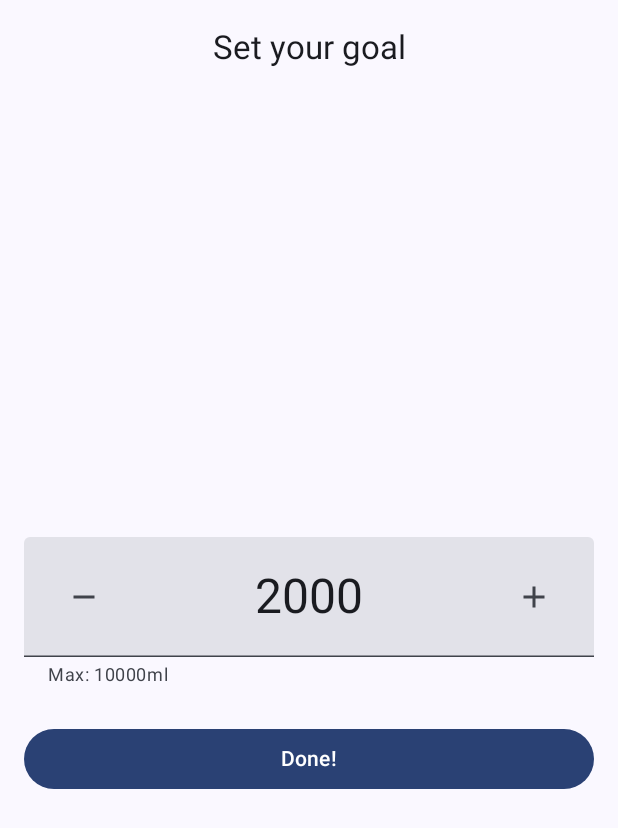
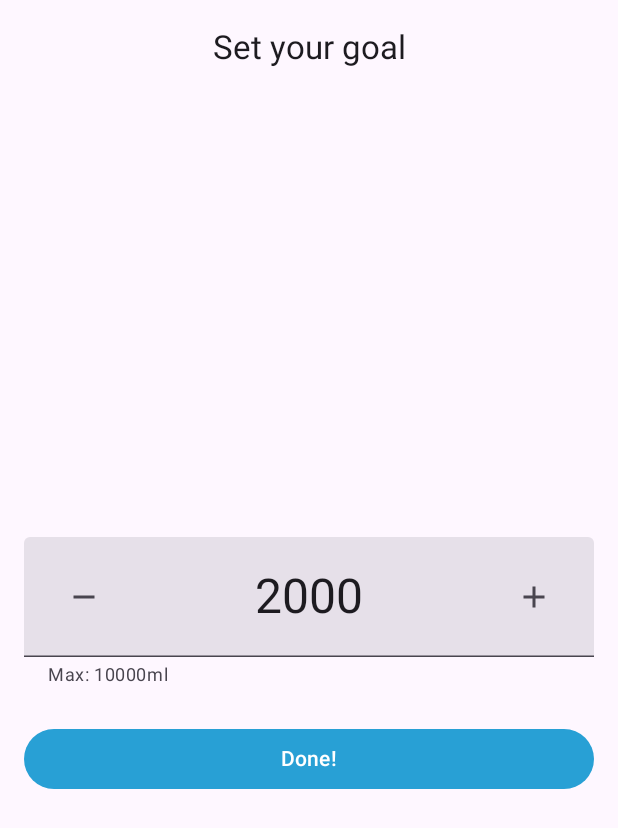
Before and after one commit to thiagocontelli/water-tracker, an Android app built with Jetpack Compose: the screen it shows after launch (MainActivity), on a phone screen of 412 x 824 dp. Shown: the top 828 px of the screen. Run offline under Robolectric (Android 15) with nearby library versions, the phone set to English and light mode, and no system bars; our stand-ins replace Dagger/Hilt's generated code, Room's generated code.

Commit message:
Update app theme

```diff
--- a/app/src/main/java/com/thiagocontelli/watertracker/ui/theme/Color.kt
+++ b/app/src/main/java/com/thiagocontelli/watertracker/ui/theme/Color.kt
@@ -2,10 +2,6 @@ package com.thiagocontelli.watertracker.ui.theme
 
 import androidx.compose.ui.graphics.Color
 
-val Purple80 = Color(0xFFD0BCFF)
-val PurpleGrey80 = Color(0xFFCCC2DC)
-val Pink80 = Color(0xFFEFB8C8)
-
-val Purple40 = Color(0xFF6650a4)
-val PurpleGrey40 = Color(0xFF625b71)
-val Pink40 = Color(0xFF7D5260)
+val Blue40 = Color(0xFF28A0D5)
+val Blue20 = Color(0xFF90CFEA)
+val Blue30 = Color(0xFF5EB8E1)
--- a/app/src/main/java/com/thiagocontelli/watertracker/ui/theme/Theme.kt
+++ b/app/src/main/java/com/thiagocontelli/watertracker/ui/theme/Theme.kt
@@ -16,15 +16,15 @@ import androidx.compose.ui.platform.LocalView
 import androidx.core.view.WindowCompat
 
 private val DarkColorScheme = darkColorScheme(
-    primary = Purple80,
-    secondary = PurpleGrey80,
-    tertiary = Pink80
+    primary = Blue40,
+    secondary = Blue20,
+    tertiary = Blue30
 )
 
 private val LightColorScheme = lightColorScheme(
-    primary = Purple40,
-    secondary = PurpleGrey40,
-    tertiary = Pink40
+    primary = Blue40,
+    secondary = Blue20,
+    tertiary = Blue30
 
     /* Other default colors to override
     background = Color(0xFFFFFBFE),
@@ -41,7 +41,7 @@ private val LightColorScheme = lightColorScheme(
 fun WaterTrackerTheme(
     darkTheme: Boolean = isSystemInDarkTheme(),
     // Dynamic color is available on Android 12+
-    dynamicColor: Boolean = true,
+    dynamicColor: Boolean = false,
     content: @Composable () -> Unit
 ) {
     val colorScheme = when {
```
